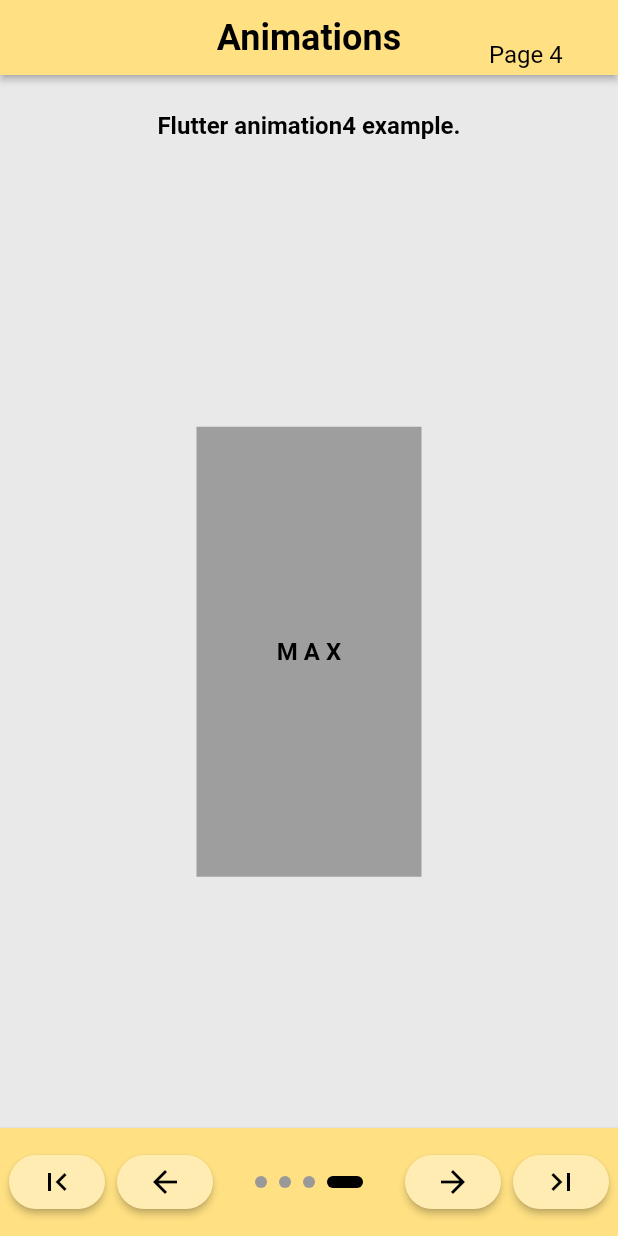
After one commit to JeFrDeSa/playground, a Flutter app: the screen it shows after launch, item 4 of the bottom bar chosen, after a tap on "M I N", on a phone screen of 412 x 824 dp. The commit adds this screen. Run offline on Flutter 3.47's test engine with Material 2 defaults, Android fonts, the light colour scheme and no system bars; our stand-ins replace dartx; Roboto replaces fonts that are missing (LocalAssetFont).

Commit message:
Rename flutter animation examples

```diff
--- a/animations/lib/animations_home_page.dart
+++ b/animations/lib/animations_home_page.dart
@@ -1,7 +1,7 @@
-import 'package:animations/flutter_animation_examples/animate0.dart';
 import 'package:animations/flutter_animation_examples/animate1.dart';
 import 'package:animations/flutter_animation_examples/animate2.dart';
 import 'package:animations/flutter_animation_examples/animate3.dart';
+import 'package:animations/flutter_animation_examples/animate4.dart';
 import 'package:app/widgets/home_page.dart';
 import 'package:flutter/material.dart';
 
@@ -17,10 +17,10 @@ class AnimationsHomePage extends StatelessWidget {
   static const keys = _AnimationsHomePageKeys._();
 
   final pages = const [
-    FlutterAnimationExample0(),
     FlutterAnimationExample1(),
     FlutterAnimationExample2(),
     FlutterAnimationExample3(),
+    FlutterAnimationExample4(),
   ];
 
   @override
--- /dev/null
+++ b/animations/lib/flutter_animation_examples/animate4.dart
@@ -0,0 +1,226 @@
+import 'dart:async';
+
+import 'package:dartx/dartx.dart';
+import 'package:flutter/material.dart';
+
+/// Implements the Flutter animation example: animation4
+/// https://docs.flutter.dev/ui/animations/tutorial
+///
+/// Every time the Animation generates a new value, the build() method of the
+/// transition widget will be called. The AnimationBuilder defines the actual
+/// transition and acts in between the child and its parent widget. It allows
+/// to separate the animation logic from the child widget that will be animated.
+class FlutterAnimationExample4 extends StatefulWidget {
+  /// Creates a [_ClickAbleContainer], which increases and decreases its size.
+  /// A Text information is indicating the upcoming resp. current container state.
+  const FlutterAnimationExample4({super.key});
+
+  @override
+  State<FlutterAnimationExample4> createState() =>
+      _FlutterAnimationExample4State();
+}
+
+class _FlutterAnimationExample4State extends State<FlutterAnimationExample4>
+    with TickerProviderStateMixin {
+  bool _isExpanded = false;
+
+  // region Layout 1
+  final _smallHeight = 200.0;
+
+  // endregion
+
+  // region Layout 2
+  final _bigHeight = 300.0;
+
+  // endregion
+
+  late Animation<double> _containerAnimation;
+  late AnimationController _containerAnimationController;
+
+  late Animation<double> _containerStateIndicatorAnimation;
+  late AnimationController _indicatorAnimationController;
+
+  @override
+  void initState() {
+    super.initState();
+    _initContainerAnimation();
+    _initContainerStateIndicatorAnimation();
+  }
+
+  @override
+  void dispose() {
+    _containerAnimationController.dispose();
+    super.dispose();
+  }
+
+  @override
+  Widget build(BuildContext context) {
+    return Column(
+      crossAxisAlignment: CrossAxisAlignment.center,
+      children: [
+        const SizedBox(height: 24),
+        Text(
+          "Flutter animation4 example.",
+          style: Theme.of(context).textTheme.bodyLarge,
+        ),
+        const SizedBox(height: 24),
+        Expanded(
+          child: Container(
+            alignment: Alignment.center,
+            child: GrowTransition(
+              animation: _containerAnimation,
+              child: _createClickAbleContainer(
+                color: Colors.grey,
+                onTap: () {
+                  if (_isExpanded) {
+                    _indicatorAnimationController.reverse();
+                  } else {
+                    _indicatorAnimationController.forward();
+                  }
+                },
+                child: Align(
+                  alignment: Alignment.center,
+                  child: Stack(
+                    alignment: Alignment.center,
+                    children: [
+                      OpacityTransition(
+                        animation: _containerStateIndicatorAnimation,
+                        isInverted: true,
+                        child: SizedBox(
+                          child: Text(
+                            "M I N",
+                            style: Theme.of(context).textTheme.bodyLarge,
+                          ),
+                        ),
+                      ),
+                      OpacityTransition(
+                        animation: _containerStateIndicatorAnimation,
+                        child: SizedBox(
+                          child: Text(
+                            "M A X",
+                            style: Theme.of(context).textTheme.bodyLarge,
+                          ),
+                        ),
+                      ),
+                    ],
+                  ),
+                ),
+              ),
+            ),
+          ),
+        ),
+      ],
+    );
+  }
+
+  // region Helper
+
+  void _initContainerAnimation() {
+    _containerAnimationController = AnimationController(
+      duration: 500.milliseconds,
+      vsync: this,
+    );
+    _containerAnimation = Tween<double>(begin: _smallHeight, end: _bigHeight)
+        .animate(_containerAnimationController);
+  }
+
+  void _initContainerStateIndicatorAnimation() {
+    _indicatorAnimationController = AnimationController(
+      duration: 250.milliseconds,
+      vsync: this,
+    );
+    _containerStateIndicatorAnimation = Tween<double>(begin: 0.0, end: 1.0)
+        .animate(_indicatorAnimationController);
+
+    _containerStateIndicatorAnimation.addStatusListener((status) async {
+      final finalStates = [
+        AnimationStatus.dismissed,
+        AnimationStatus.completed,
+      ];
+
+      if (finalStates.contains(status)) {
+        await Future<void>.delayed(
+          250.milliseconds,
+          () {
+            if (_isExpanded) {
+              _containerAnimationController.reverse();
+            } else {
+              _containerAnimationController.forward();
+            }
+          },
+        );
+
+        _isExpanded = !_isExpanded;
+      }
+    });
+  }
+
+  Widget _createClickAbleContainer({
+    required void Function()? onTap,
+    Color? color,
+    Widget? child,
+  }) {
+    return Container(
+      color: color,
+      child: InkWell(
+        onTap: onTap,
+        child: child,
+      ),
+    );
+  }
+
+// endregion
+}
+
+class GrowTransition extends StatelessWidget {
+  final Animation<double> animation;
+  final Widget child;
+
+  const GrowTransition({
+    required this.animation,
+    required this.child,
+    super.key,
+  });
+
+  @override
+  Widget build(BuildContext context) {
+    return AnimatedBuilder(
+      animation: animation,
+      builder: (context, child) {
+        return SizedBox(
+          height: animation.value,
+          width: animation.value * 0.5,
+          child: child,
+        );
+      },
+      child: child,
+    );
+  }
+}
+
+class OpacityTransition extends StatelessWidget {
+  final Animation<double> animation;
+  final Widget child;
+  final bool isInverted;
+
+  const OpacityTransition({
+    required this.animation,
+    required this.child,
+    this.isInverted = false,
+    super.key,
+  });
+
+  @override
+  Widget build(BuildContext context) {
+    return AnimatedBuilder(
+      animation: animation,
+      builder: (context, child) {
+        return Opacity(
+          opacity: isInverted ? 1 - animation.value : animation.value,
+          child: child,
+        );
+      },
+      child: child,
+    );
+  }
+}
```
Also changed, not shown: animations/lib/flutter_animation_examples/animate0.dart (deleted, +0 -98 lines), animations/lib/flutter_animation_examples/animate1.dart (+20 -39 lines), animations/lib/flutter_animation_examples/animate2.dart (+20 -109 lines).
